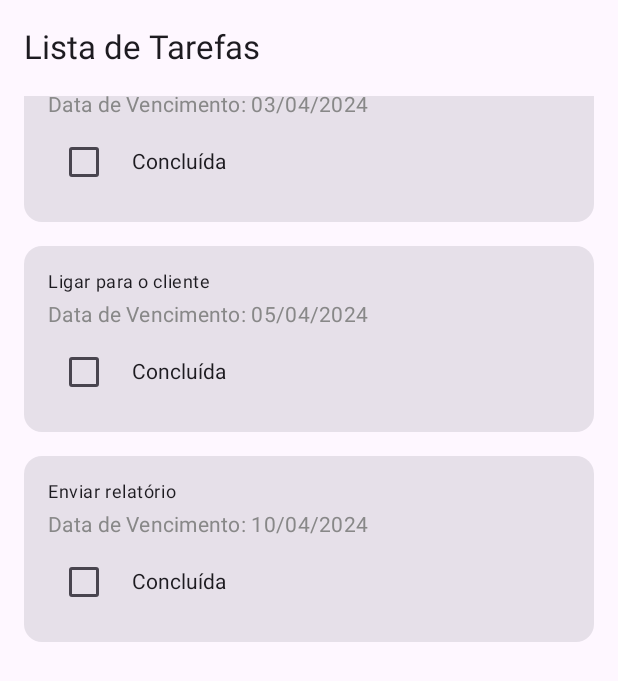
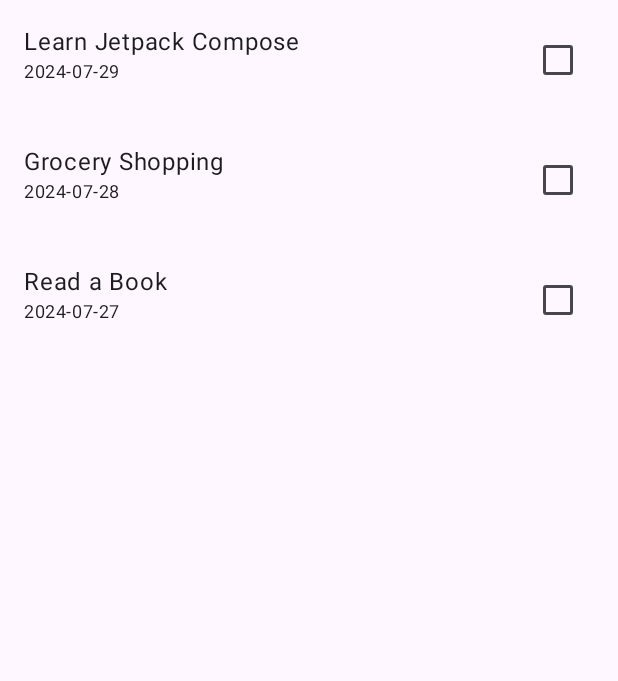
Before and after one commit to windcarvalho/LoginLLMTest, an Android app built with Jetpack Compose: the Tela_Compose_Access_1 screen opened directly, with no data from a screen before it, on a phone screen of 412 x 824 dp. Shown: the top 681 px of the screen. Run offline under Robolectric (Android 15) with nearby library versions, the phone set to English and light mode, and no system bars.

Commit message:
tela 1 compose gpt4 - feita

```diff
--- a/app/src/main/java/org/ufc/great/llm/screens/Tela_Compose_Access_1.kt
+++ b/app/src/main/java/org/ufc/great/llm/screens/Tela_Compose_Access_1.kt
@@ -4,16 +4,23 @@ import android.annotation.SuppressLint
 import android.os.Bundle
 import androidx.activity.ComponentActivity
 import androidx.activity.compose.setContent
+import androidx.compose.foundation.isSystemInDarkTheme
 import androidx.compose.foundation.layout.*
 import androidx.compose.foundation.lazy.LazyColumn
 import androidx.compose.foundation.lazy.items
+import androidx.compose.foundation.shape.RoundedCornerShape
 import androidx.compose.material3.Card
 import androidx.compose.material3.Checkbox
 import androidx.compose.material3.ExperimentalMaterial3Api
 import androidx.compose.material3.MaterialTheme
 import androidx.compose.material3.Scaffold
+import androidx.compose.material3.Shapes
+import androidx.compose.material3.Surface
 import androidx.compose.material3.Text
 import androidx.compose.material3.TopAppBar
+import androidx.compose.material3.Typography
+import androidx.compose.material3.darkColorScheme
+import androidx.compose.material3.lightColorScheme
 import androidx.compose.runtime.*
 import androidx.compose.ui.Alignment
 import androidx.compose.ui.Modifier
@@ -21,9 +28,14 @@ import androidx.compose.ui.graphics.Color
 //import androidx.compose.ui.semantics.SemanticsProperties.ImeAction
 import androidx.compose.ui.semantics.contentDescription
 import androidx.compose.ui.semantics.semantics
+import androidx.compose.ui.text.TextStyle
+import androidx.compose.ui.text.font.FontFamily
+import androidx.compose.ui.text.font.FontWeight
 import androidx.compose.ui.text.style.TextOverflow
 import androidx.compose.ui.tooling.preview.Preview
 import androidx.compose.ui.unit.dp
+import androidx.compose.ui.unit.sp
+import java.time.LocalDate
 
 @OptIn(ExperimentalMaterial3Api::class)
 @Suppress("DEPRECATION")
@@ -31,95 +43,120 @@ class Tela_Compose_Access_1 : ComponentActivity() {
     override fun onCreate(savedInstanceState: Bundle?) {
         super.onCreate(savedInstanceState)
         setContent {
-            val tasks = remember {
-                listOf(
-                    Task(1, "Comprar leite", "03/04/2024"),
-                    Task(2, "Ligar para o cliente", "05/04/2024"),
-                    Task(3, "Enviar relatório", "10/04/2024")
-                )
-            }
-            TaskListScreen(tasks = tasks)
-        }
-    }
-
-    data class Task(val id: Int, val taskName: String, val dueDate: String)
-
-    @SuppressLint("UnusedMaterial3ScaffoldPaddingParameter")
-    @Composable
-    fun TaskListScreen(tasks: List<Task>) {
-        Scaffold(
-            topBar = {
-                TopAppBar(
-                    title = { Text("Lista de Tarefas") }
-                )
-            }
-        ) {
-            TaskList(tasks = tasks)
-        }
-    }
-    @Composable
-    fun TaskList(tasks: List<Task>) {
-        LazyColumn(
-            modifier = Modifier
-                .fillMaxSize()
-                .padding(16.dp)
-        ) {
-            items(tasks) { task ->
-                TaskListItem(task = task)
-            }
-        }
-    }
-
-    @Composable
-    fun TaskListItem(task: Task) {
-        Card(
-            modifier = Modifier
-                .fillMaxWidth()
-                .padding(vertical = 8.dp)
-        ) {
-            Column(
-                modifier = Modifier.padding(16.dp)
-            ) {
-                Text(
-                    text = task.taskName,
-                    style = MaterialTheme.typography.bodySmall,
-                    maxLines = 1,
-                    overflow = TextOverflow.Ellipsis,
-                    modifier = Modifier
-                        .padding(bottom = 4.dp)
-                        .semantics { contentDescription = "Nome da tarefa: ${task.taskName}" }
-                )
-                Text(
-                    text = "Data de Vencimento: ${task.dueDate}",
-                    style = MaterialTheme.typography.bodyMedium,
-                    color = Color.Gray,
-                    modifier = Modifier
-                        .padding(bottom = 4.dp)
-                        .semantics { contentDescription = "Data de vencimento: ${task.dueDate}" }
-                )
-                Row(
-                    verticalAlignment = Alignment.CenterVertically
-                ) {
-                    Checkbox(
-                        checked = false,
-                        onCheckedChange = { /* TODO: Handle checkbox state */ },
-                        modifier = Modifier
-                            .padding(end = 8.dp)
-                            .semantics { contentDescription = "Concluída" }
-                    )
-                    Text(
-                        text = "Concluída",
-                        modifier = Modifier.semantics { contentDescription = "Checkbox para marcar a tarefa como concluída" }
-                    )
+            TaskListTheme {
+                Surface(color = MaterialTheme.colorScheme.background) {
+                    val tasks = remember {
+                        mutableStateListOf(
+                            Task("Learn Jetpack Compose", LocalDate.now(), false),
+                            Task("Grocery Shopping", LocalDate.now().minusDays(1), false),
+                            Task("Read a Book", LocalDate.now().minusDays(2), false)
+                        )
+                    }
+                    TaskList(tasks = tasks)
                 }
             }
         }
     }
 
+    data class Task(val description: String, val date: LocalDate, var isDone: Boolean)
+
+    @Composable
+    fun TaskItem(task: Task, onCheckedChange: (Boolean) -> Unit) {
+        Row(
+            modifier = Modifier
+                .fillMaxWidth()
+                .padding(16.dp)
+                .semantics {
+                    contentDescription = "Task item: ${task.description} due on ${task.date}, is ${if (task.isDone) "completed" else "not completed"}"
+                },
+            horizontalArrangement = Arrangement.SpaceBetween
+        ) {
+            Column {
+                Text(text = task.description)
+                Text(text = task.date.toString(), style = MaterialTheme.typography.bodySmall)
+            }
+            Checkbox(
+                checked = task.isDone,
+                onCheckedChange = onCheckedChange,
+                modifier = Modifier.semantics {
+                    contentDescription = "Mark task ${task.description} as ${if (task.isDone) "incomplete" else "complete"}"
+                }
+            )
+        }
+    }
+
+    @Composable
+    fun TaskList(tasks: List<Task>) {
+        LazyColumn {
+            items(tasks.sortedByDescending { it.date }) { task ->
+                TaskItem(task = task, onCheckedChange = { isChecked ->
+                    task.isDone = isChecked
+                })
+            }
+        }
+    }
+
+
     @Preview(showBackground = true)
     @Composable
     fun DefaultPreview() {
-        MaterialTheme {
-            Tela_Compose_1()
+        TaskListTheme {
+            val tasks = listOf(
+                Task("Learn Jetpack Compose", LocalDate.now(), false),
+                Task("Grocery Shopping", LocalDate.now().minusDays(1), false),
+                Task("Read a Book", LocalDate.now().minusDays(2), false)
+            )
+            TaskList(tasks = tasks)
         }
-    }}
+    }
+
+    val Purple200 = Color(0xFFBB86FC)
+    val Purple500 = Color(0xFF6200EE)
+    val Purple700 = Color(0xFF3700B3)
+    val Teal200 = Color(0xFF03DAC5)
+
+// ui.theme/Shape.kt
+
+    val Shapes = Shapes(
+        small = RoundedCornerShape(4.dp),
+        medium = RoundedCornerShape(4.dp),
+        large = RoundedCornerShape(0.dp)
+    )
+
+// ui.theme/Theme.kt
+
+    private val DarkColorPalette = darkColorScheme(
+        primary = Purple200,
+        secondary = Teal200
+    )
+
+    private val LightColorPalette = lightColorScheme(
+        primary = Purple500,
+        secondary = Teal200
+    )
+
+    @Composable
+    fun TaskListTheme(darkTheme: Boolean = isSystemInDarkTheme(), content: @Composable () -> Unit) {
+        val colors = if (darkTheme) {
+            DarkColorPalette
+        } else {
+            LightColorPalette
+        }
+
+        MaterialTheme(
+            colorScheme = colors,
+            typography = Typography,
+            shapes = Shapes,
+            content = content
+        )
+    }
+
+    // ui.theme/Type.kt
+    val Typography = Typography(
+        bodyMedium = TextStyle(
+            fontFamily = FontFamily.Default,
+            fontWeight = FontWeight.Normal,
+            fontSize = 16.sp
+        )
+    )
+}
```
Also changed, not shown: app/src/main/java/org/ufc/great/llm/screens/Tela_Compose_1.kt (+98 -59 lines).
